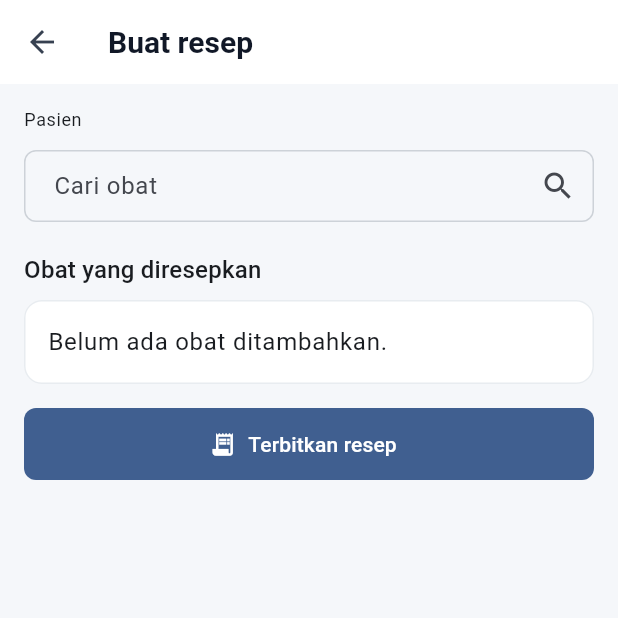
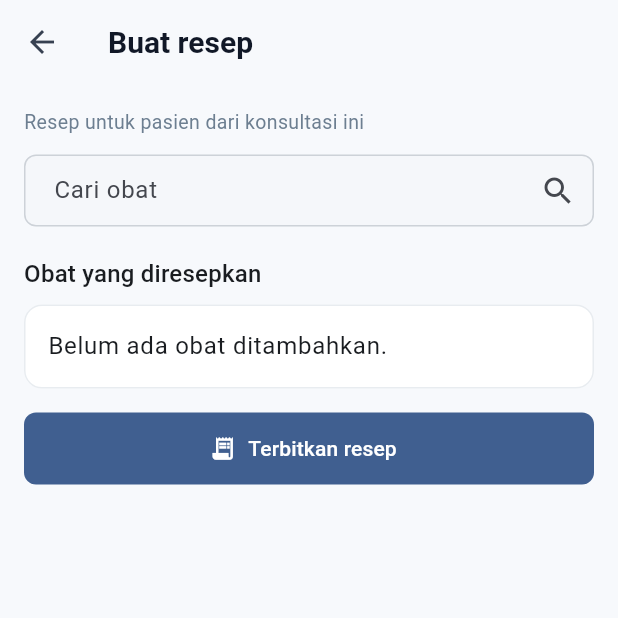
Before and after one commit to stmarya/HelthSyck, a Flutter app: the PrescriptionCreateScreen screen opened directly with empty values, on a phone screen of 412 x 824 dp, the top half of it. Run offline on Flutter 3.47's test engine with Material 3 defaults, Android fonts, the phone set to English and light mode, and no system bars; our stand-ins replace fl_chart, flutter_riverpod, flutter_secure_storage, freezed_annotation, go_router, logger; missing offline and left inert: mqtt_client; accounts and stored records are empty; generated files the repository leaves out were written again.

Commit message:
style: align doctor screens with visual system

```diff
--- a/healthsync/apps/mobile/lib/features/dokter/screens/notifications_dokter_screen.dart
+++ b/healthsync/apps/mobile/lib/features/dokter/screens/notifications_dokter_screen.dart
@@ -3,6 +3,7 @@ import 'package:flutter_riverpod/flutter_riverpod.dart';
 import 'package:go_router/go_router.dart';
 
 import '../../../core/api_client.dart';
+import '../widgets/doctor_ui.dart';
 
 class NotificationsDokterScreen extends ConsumerStatefulWidget {
   const NotificationsDokterScreen({super.key});
@@ -113,7 +114,9 @@ class _NotificationsDokterScreenState
   @override
   Widget build(BuildContext context) {
     return Scaffold(
+      backgroundColor: DoctorUi.canvas,
       appBar: AppBar(
+        backgroundColor: DoctorUi.canvas,
         title: const Text('Notifikasi'),
         actions: [
           TextButton(
--- a/healthsync/apps/mobile/lib/features/dokter/screens/patient_clinical_screen.dart
+++ b/healthsync/apps/mobile/lib/features/dokter/screens/patient_clinical_screen.dart
@@ -2,6 +2,7 @@ import 'package:flutter/material.dart';
 import 'package:flutter_riverpod/flutter_riverpod.dart';
 
 import '../../../core/api_client.dart';
+import '../widgets/doctor_ui.dart';
 
 class PatientClinicalScreen extends ConsumerStatefulWidget {
   final String patientId;
@@ -100,7 +101,9 @@ class _PatientClinicalScreenState extends ConsumerState<PatientClinicalScreen> {
     final allergies = _asMapList(patient['allergies']);
 
     return Scaffold(
+      backgroundColor: DoctorUi.canvas,
       appBar: AppBar(
+        backgroundColor: DoctorUi.canvas,
         title: Text(patient['name']?.toString() ?? 'Data klinis pasien'),
         actions: [
           IconButton(
--- a/healthsync/apps/mobile/lib/features/dokter/screens/prescription_create_screen.dart
+++ b/healthsync/apps/mobile/lib/features/dokter/screens/prescription_create_screen.dart
@@ -2,6 +2,7 @@ import 'package:flutter/material.dart';
 import 'package:flutter_riverpod/flutter_riverpod.dart';
 
 import '../../../core/api_client.dart';
+import '../widgets/doctor_ui.dart';
 
 class PrescriptionCreateScreen extends ConsumerStatefulWidget {
   final String consultationId;
@@ -144,16 +145,17 @@ class _PrescriptionCreateScreenState extends ConsumerState<PrescriptionCreateScr
   @override
   Widget build(BuildContext context) {
     return Scaffold(
-      appBar: AppBar(title: const Text('Buat resep')),
+      backgroundColor: DoctorUi.canvas,
+      appBar: AppBar(
+        backgroundColor: DoctorUi.canvas,
+        title: const Text('Buat resep'),
+      ),
       body: ListView(
         padding: const EdgeInsets.all(16),
         children: [
-          Text(
-            'Pasien ${widget.patientId.substring(
-              0,
-              widget.patientId.length < 8 ? widget.patientId.length : 8,
-            )}',
-            style: Theme.of(context).textTheme.bodySmall,
+          const Text(
+            'Resep untuk pasien dari konsultasi ini',
+            style: TextStyle(color: DoctorUi.mutedInk, fontSize: 13),
           ),
           const SizedBox(height: 12),
           TextField(
--- a/healthsync/apps/mobile/lib/features/dokter/screens/prescription_detail_dokter_screen.dart
+++ b/healthsync/apps/mobile/lib/features/dokter/screens/prescription_detail_dokter_screen.dart
@@ -2,6 +2,7 @@ import 'package:flutter/material.dart';
 import 'package:flutter_riverpod/flutter_riverpod.dart';
 
 import '../../../core/api_client.dart';
+import '../widgets/doctor_ui.dart';
 
 class PrescriptionDetailDokterScreen extends ConsumerStatefulWidget {
   final String prescriptionId;
@@ -73,7 +74,9 @@ class _PrescriptionDetailDokterScreenState
     final prescription = _prescription ?? const <String, dynamic>{};
     final items = _items(prescription['items']);
     return Scaffold(
+      backgroundColor: DoctorUi.canvas,
       appBar: AppBar(
+        backgroundColor: DoctorUi.canvas,
         title: const Text('Detail resep'),
         actions: [
           IconButton(
@@ -110,7 +113,7 @@ class _PrescriptionDetailDokterScreenState
                       _Row(label: 'Dokter', value: prescription['doctor_email']),
                       _Row(label: 'Diterbitkan', value: prescription['issued_at']),
                       _Row(label: 'Berlaku sampai', value: prescription['expires_at']),
-                      _Row(label: 'Apotek', value: prescription['pharmacy_id']),
+                      _Row(label: 'Apotek ID', value: prescription['pharmacy_id']),
                       _Row(label: 'Metode pemenuhan', value: prescription['fulfillment_type']),
                       _Row(label: 'Catatan', value: prescription['notes']),
                     ],
--- a/healthsync/apps/mobile/lib/features/dokter/screens/riwayat_dokter_screen.dart
+++ b/healthsync/apps/mobile/lib/features/dokter/screens/riwayat_dokter_screen.dart
@@ -3,6 +3,7 @@ import 'package:flutter_riverpod/flutter_riverpod.dart';
 import 'package:go_router/go_router.dart';
 
 import '../../../core/api_client.dart';
+import '../widgets/doctor_ui.dart';
 
 class RiwayatDokterScreen extends ConsumerStatefulWidget {
   const RiwayatDokterScreen({super.key});
@@ -60,7 +61,9 @@ class _RiwayatDokterScreenState extends ConsumerState<RiwayatDokterScreen> {
   @override
   Widget build(BuildContext context) {
     return Scaffold(
+      backgroundColor: DoctorUi.canvas,
       appBar: AppBar(
+        backgroundColor: DoctorUi.canvas,
         title: const Text('Riwayat konsultasi'),
         actions: [
           IconButton(
```
Also changed, not shown: healthsync/apps/mobile/lib/features/dokter/screens/rujukan_dokter_screen.dart (+6 -3 lines).
